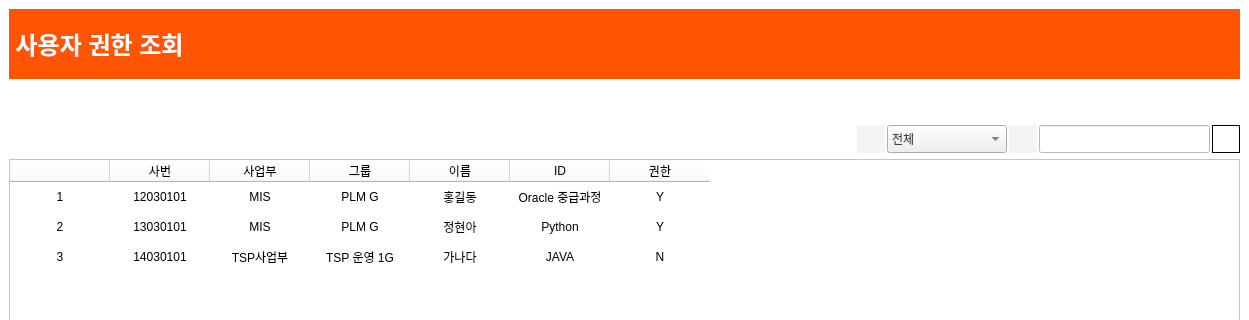
Old version of the form user_auth.ui in the repository hyeona-jeong/HRIS; both pictures show x 0 to 1249 and y 0 to 320 of the 1249 by 942 pixel window.
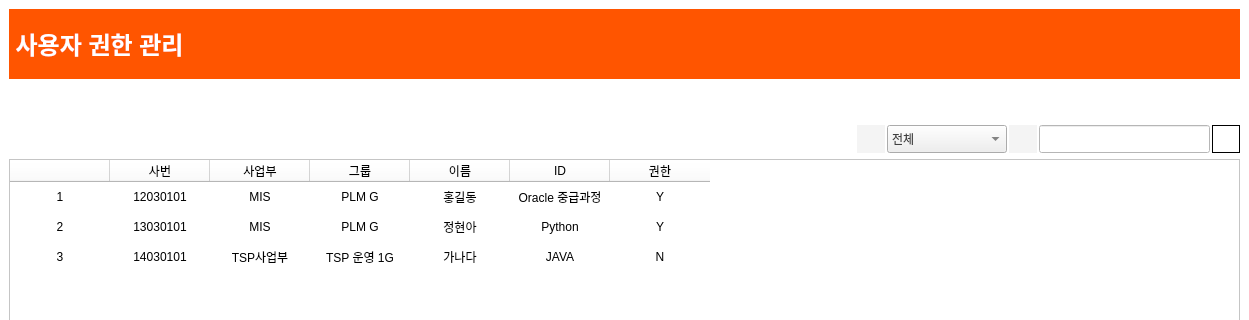
New version of the form. Icons and pictures are not drawn.

What changed in the file:
```diff
--- a/user_auth.ui
+++ b/user_auth.ui
@@ -490,7 +490,7 @@
 colorL white;</string>
         </property>
         <property name="text">
-         <string>&lt;html&gt;&lt;head/&gt;&lt;body&gt;&lt;p&gt;&lt;span style=&quot; font-size:18pt; font-weight:600; color:#ffffff;&quot;&gt; 사용자 권한 조회&lt;/span&gt;&lt;/p&gt;&lt;/body&gt;&lt;/html&gt;</string>
+         <string>&lt;html&gt;&lt;head/&gt;&lt;body&gt;&lt;p&gt;&lt;span style=&quot; font-size:18pt; font-weight:600; color:#ffffff;&quot;&gt; 사용자 권한 관리&lt;/span&gt;&lt;/p&gt;&lt;/body&gt;&lt;/html&gt;</string>
         </property>
        </widget>
       </item>
```
Left out of the diff: 4 changed lines with no effect on the pictures.
